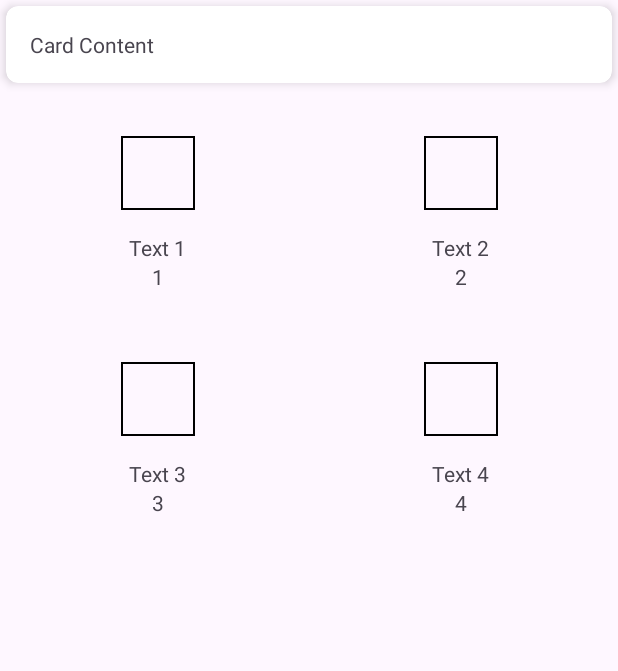
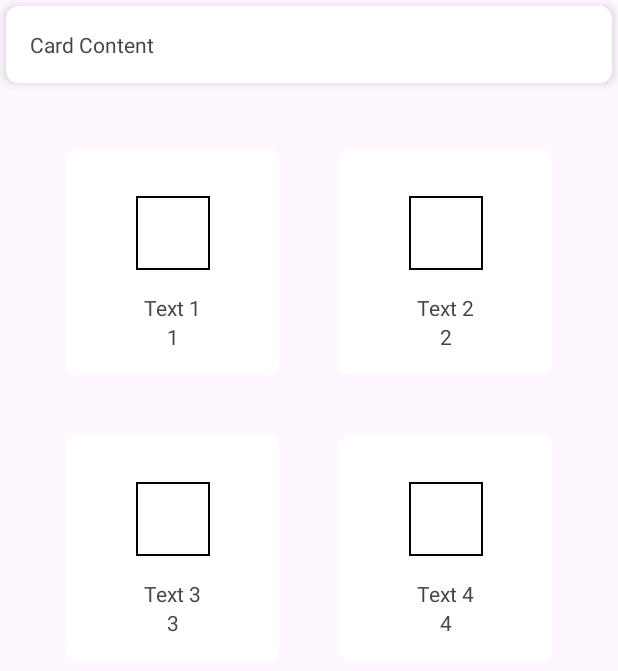
Before and after one commit to Fbin243/1food30s, an Android app: the AdminStatisticsActivity screen opened directly, with no data from a screen before it, on a phone screen of 412 x 824 dp. Shown: the top 671 px of the screen. Run offline under Robolectric (Android 15) with nearby library versions, the phone set to English and light mode, and no system bars.

Commit message:
[m] (Admin stat) Grid border & padding

```diff
--- a/app/src/main/java/com/zebrand/app1food30s/ui/admin_statistics/AdminStatisticsActivity.kt
+++ b/app/src/main/java/com/zebrand/app1food30s/ui/admin_statistics/AdminStatisticsActivity.kt
@@ -8,10 +8,7 @@ import androidx.recyclerview.widget.RecyclerView
 import com.zebrand.app1food30s.R
 
 class AdminStatisticsActivity : AppCompatActivity() {
-
-    // Lateinit properties for RecyclerViews, will be initialized in onCreate
     private lateinit var myGridRecyclerView: RecyclerView
-    private lateinit var anotherRecyclerView: RecyclerView
 
     override fun onCreate(savedInstanceState: Bundle?) {
         super.onCreate(savedInstanceState)
@@ -34,21 +31,15 @@ class AdminStatisticsActivity : AppCompatActivity() {
         // Setting the adapter to the RecyclerView
         myGridRecyclerView.adapter = myGridAdapter
         // Define the layout as a GridLayoutManager with 2 columns
-        myGridRecyclerView.layoutManager = GridLayoutManager(this, 2)
+        val spanCount = 2 // Number of columns
+        myGridRecyclerView.layoutManager = GridLayoutManager(this, spanCount)
+
+        // Add item decoration for spacing
+        val spacing = 60 // Spacing in pixels
+        val includeEdge = true
+        myGridRecyclerView.addItemDecoration(GridSpacingItemDecoration(spanCount, spacing, includeEdge))
+
         // Improve performance by setting to a fixed size, as changes in content do not change the layout size
         myGridRecyclerView.setHasFixedSize(true)
-
-
-//        // Setup for another RecyclerView with a linear layout
-//        // Find the second RecyclerView widget as defined in the XML layout
-//        anotherRecyclerView = findViewById(R.id.another_recycler_view) // Ensure this ID matches the one in your XML layout
-//        // Create an adapter for this RecyclerView with a different set of data
-//        val anotherAdapter = MyAdapter(arrayOf("Item 1", "Item 2", "Item 3", "Item 4"))
-//        // Setting the adapter to the RecyclerView
-//        anotherRecyclerView.adapter = anotherAdapter
-//        // Define the layout as a LinearLayoutManager
-//        anotherRecyclerView.layoutManager = LinearLayoutManager(this)
-//        // Improve performance by setting to a fixed size, as changes in content do not change the layout size
-//        anotherRecyclerView.setHasFixedSize(true)
     }
 }
--- a/app/src/main/java/com/zebrand/app1food30s/ui/admin_statistics/MyGridAdapter.kt
+++ b/app/src/main/java/com/zebrand/app1food30s/ui/admin_statistics/MyGridAdapter.kt
@@ -1,5 +1,6 @@
 package com.zebrand.app1food30s.ui.admin_statistics
 
+import android.graphics.Rect
 import android.view.LayoutInflater
 import android.view.View
 import android.view.ViewGroup
@@ -46,3 +47,27 @@ class MyGridAdapter(private val mDataset: Array<GridItem>) :
         @DrawableRes val imageResId: Int
     )
 }
+
+class GridSpacingItemDecoration(private val spanCount: Int, private val spacing: Int, private val includeEdge: Boolean) : RecyclerView.ItemDecoration() {
+
+    override fun getItemOffsets(outRect: Rect, view: View, parent: RecyclerView, state: RecyclerView.State) {
+        val position = parent.getChildAdapterPosition(view) // item position
+        val column = position % spanCount // item column
+
+        if (includeEdge) {
+            outRect.left = spacing - column * spacing / spanCount
+            outRect.right = (column + 1) * spacing / spanCount
+
+            if (position < spanCount) { // top edge
+                outRect.top = spacing
+            }
+            outRect.bottom = spacing // item bottom
+        } else {
+            outRect.left = column * spacing / spanCount
+            outRect.right = spacing - (column + 1) * spacing / spanCount
+            if (position >= spanCount) {
+                outRect.top = spacing // item top
+            }
+        }
+    }
+}
--- /dev/null
+++ b/app/src/main/res/drawable/item_border.xml
@@ -0,0 +1,6 @@
+<?xml version="1.0" encoding="utf-8"?>
+<shape xmlns:android="http://schemas.android.com/apk/res/android">
+    <solid android:color="@android:color/white"/> <!-- Change the background color as needed -->
+<!--    <stroke android:width="1dp" android:color="#FF000000"/> -->
+    <corners android:radius="7dp"/> <!-- Optionally set the corner radius -->
+</shape>
--- a/app/src/main/res/layout/item_card_view.xml
+++ b/app/src/main/res/layout/item_card_view.xml
@@ -4,7 +4,8 @@
     xmlns:tools="http://schemas.android.com/tools"
     android:layout_width="match_parent"
     android:layout_height="wrap_content"
-    android:padding="16dp">
+    android:padding="16dp"
+    android:background="@drawable/item_border"> <!-- Reference the border drawable here -->
 
     <ImageView
         android:id="@+id/image_view"
```
Also changed, not shown: app/src/main/java/com/zebrand/app1food30s/ui/admin_statistics/MyAdapter.kt (deleted, +0 -28 lines).
